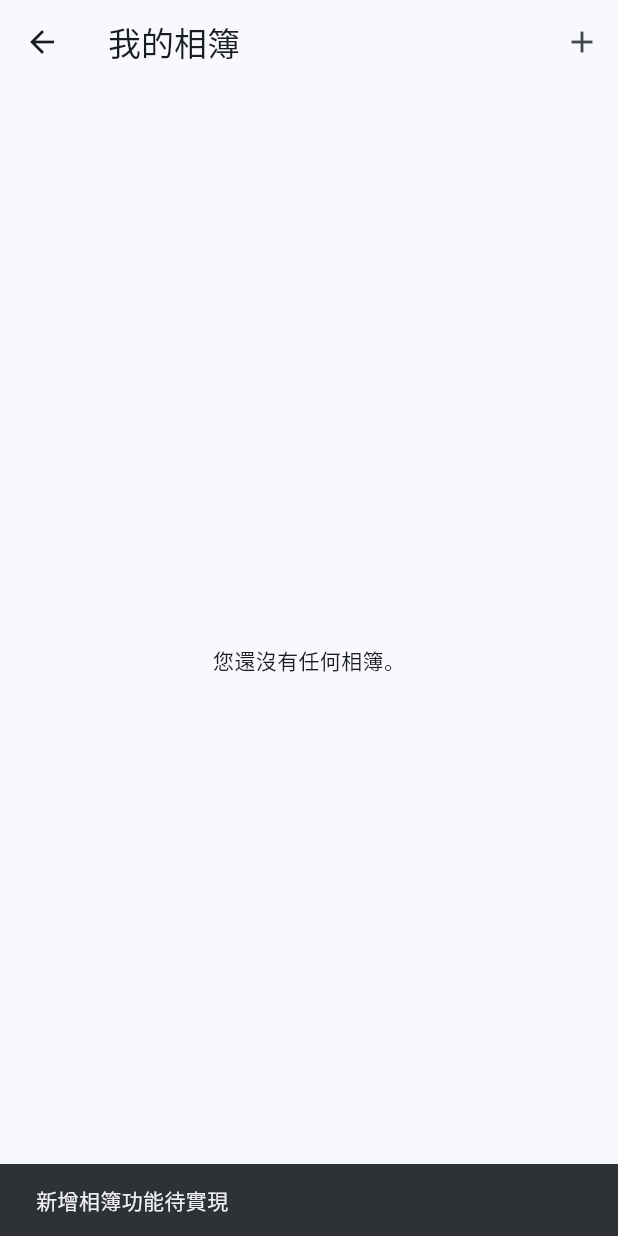
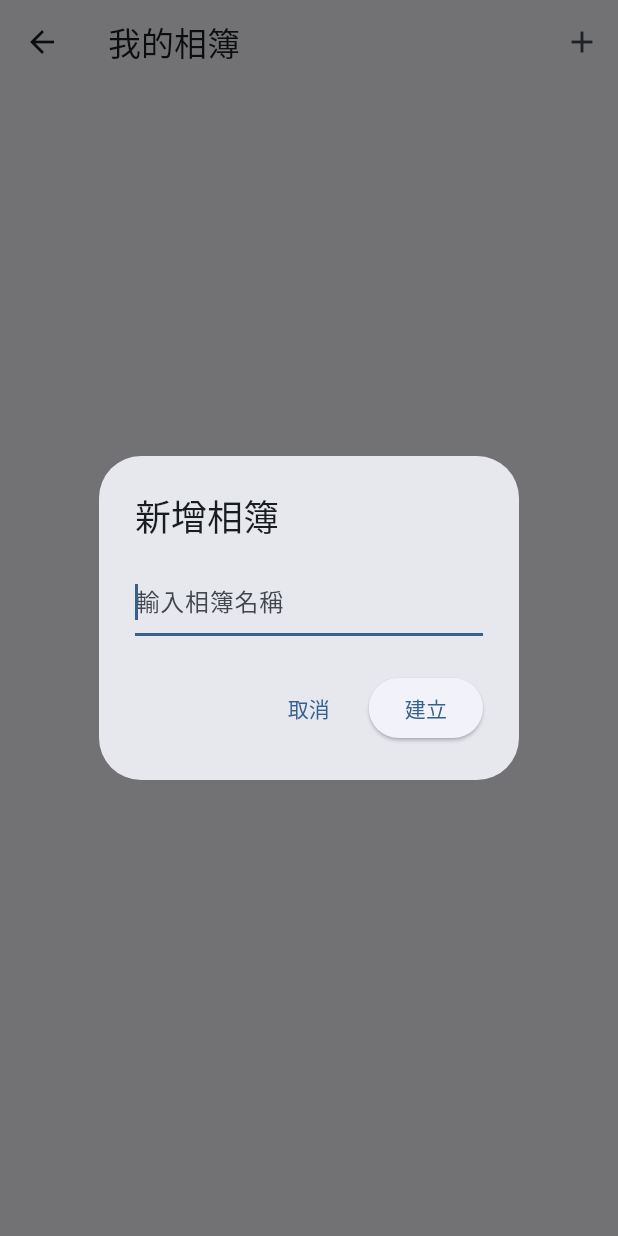
Before and after one commit to YUEN-YU-WING/fcu_travel_blog_fixed_2, a Flutter app: the AlbumFolderPage screen opened by its route, after a tap on the "add" icon, on a phone screen of 412 x 824 dp. Run offline on Flutter 3.47's test engine with Material 3 defaults, Android fonts, the phone set to English and light mode, and no system bars; our stand-ins replace cached_network_image, cloud_firestore, firebase_auth, firebase_core, firebase_storage, flutter_dotenv and 6 more; missing offline and left inert: firebase_app_check, flutter_google_places_sdk, html_editor_enhanced, markdown_editor_plus; accounts and stored records are empty.

Commit message:
2025/10/21 1st 修改了相簿的功能，現在可以新增相簿

```diff
--- a/lib/ai_upload_page.dart
+++ b/lib/ai_upload_page.dart
@@ -68,7 +68,7 @@ class _AIUploadPageState extends State<AIUploadPage> {
 
       // 4) 問答互動（有地標才問）
       if ((landmark ?? '').isNotEmpty && landmark != "未知地標") {
-        await _showInteractiveQuestions(landmark!);
+        await _showInteractiveQuestions(landmark);
       }
     } catch (e) {
       if (mounted) {
--- a/lib/album_folder_page.dart
+++ b/lib/album_folder_page.dart
@@ -8,9 +8,9 @@ import 'package:cached_network_image/cached_network_image.dart';
 import 'album_page.dart'; // 引入你的 AlbumPage
 
 class AlbumFolderPage extends StatefulWidget {
-  final bool isPickingImage;   // 是否在圖片選擇模式
-  final bool embedded;         // 是否嵌入後台（嵌入時不顯示返回鍵）
-  final bool allowMultiple;    // 是否允許選擇多張圖片 (此參數應該主要傳遞給 AlbumPage)
+  final bool isPickingImage;
+  final bool embedded;
+  final bool allowMultiple;
 
   const AlbumFolderPage({
     super.key,
@@ -26,11 +26,90 @@ class AlbumFolderPage extends StatefulWidget {
 class _AlbumFolderPageState extends State<AlbumFolderPage> {
   Set<String> _selectedAlbumIds = {};
   User? _currentUser;
+  final TextEditingController _newAlbumNameController = TextEditingController(); // 新增：用於新增相簿名稱
 
   @override
   void initState() {
     super.initState();
     _currentUser = FirebaseAuth.instance.currentUser;
+  }
+
+  @override
+  void dispose() {
+    _newAlbumNameController.dispose(); // 釋放控制器
+    super.dispose();
+  }
+
+  Future<void> _createAlbum() async {
+    final user = _currentUser;
+    if (user == null) {
+      ScaffoldMessenger.of(context).showSnackBar(
+        const SnackBar(content: Text('請先登入才能建立相簿')),
+      );
+      return;
+    }
+
+    final albumName = _newAlbumNameController.text.trim();
+    if (albumName.isEmpty) {
+      ScaffoldMessenger.of(context).showSnackBar(
+        const SnackBar(content: Text('相簿名稱不能為空')),
+      );
+      return;
+    }
+
+    try {
+      await FirebaseFirestore.instance.collection('albums').add({
+        'title': albumName,
+        'ownerUid': user.uid,
+        'createdAt': FieldValue.serverTimestamp(),
+        'photoCount': 0,
+        // 'coverUrl': null, // 初始沒有封面圖，可以不設定或設為 null
+      });
+
+      _newAlbumNameController.clear(); // 清空輸入框
+      if (!mounted) return;
+      Navigator.of(context).pop(); // 關閉對話框
+      ScaffoldMessenger.of(context).showSnackBar(
+        SnackBar(content: Text('相簿 "$albumName" 已建立！')),
+      );
+    } catch (e) {
+      if (!mounted) return;
+      ScaffoldMessenger.of(context).showSnackBar(
+        SnackBar(content: Text('建立相簿失敗: $e')),
+      );
+    }
+  }
+
+  // 顯示新增相簿的對話框
+  void _showCreateAlbumDialog() {
+    showDialog(
+      context: context,
+      builder: (context) {
+        return AlertDialog(
+          title: const Text('新增相簿'),
+          content: TextField(
+            controller: _newAlbumNameController,
+            decoration: const InputDecoration(
+              hintText: '輸入相簿名稱',
+            ),
+            autofocus: true, // 自動聚焦
+          ),
+          actions: [
+            TextButton(
+              onPressed: () {
+                _newAlbumNameController.clear(); // 清空輸入框
+                Navigator.of(context).pop(); // 關閉對話框
+              },
+              child: const Text('取消'),
+            ),
+            ElevatedButton(
+              onPressed: _createAlbum,
+              child: const Text('建立'),
+            ),
+          ],
+        );
+      },
+    );
   }
 
   Future<void> _deleteSelectedAlbums(List<QueryDocumentSnapshot> docs) async {
@@ -77,7 +156,6 @@ class _AlbumFolderPageState extends State<AlbumFolderPage> {
     );
   }
 
-  // 修改：選相簿 → 進入 AlbumPage 選圖片；回傳後把結果 pop 回呼叫者
   Future<void> _navigateToAlbumAndPick(String albumId, String albumName) async {
     final result = await Navigator.push(
       context,
@@ -85,13 +163,12 @@ class _AlbumFolderPageState extends State<AlbumFolderPage> {
         builder: (context) => AlbumPage(
           albumId: albumId,
           albumName: albumName,
-          isPickingImage: widget.isPickingImage, // 傳遞選擇模式
-          allowMultiple: widget.allowMultiple,   // 傳遞多選模式
+          isPickingImage: widget.isPickingImage,
+          allowMultiple: widget.allowMultiple,
         ),
       ),
     );
 
-    // 如果 AlbumPage 有返回結果，就直接將結果 pop 回去
     if (result != null) {
       Navigator.pop(context, result);
     }
@@ -113,11 +190,12 @@ class _AlbumFolderPageState extends State<AlbumFolderPage> {
       appBar: AppBar(
         title: Text(widget.isPickingImage
             ? (widget.allowMultiple ? '選擇素材圖片' : '選擇縮圖')
-            : '我的相簿'), // 根據 allowMultiple 調整標題
+            : '我的相簿'),
         automaticallyImplyLeading: !widget.embedded,
         actions: [
-          // 只有在非選擇模式下才顯示新增/刪除按鈕
-          if (!widget.isPickingImage && _selectedAlbumIds.isNotEmpty)
+          // 只有在非選擇模式下才顯示刪除/新增按鈕
+          if (!widget.isPickingImage) ...[
+            if (_selectedAlbumIds.isNotEmpty)
               IconButton(
                 icon: const Icon(Icons.delete),
                 tooltip: '刪除選取的相簿',
@@ -128,16 +206,12 @@ class _AlbumFolderPageState extends State<AlbumFolderPage> {
                   );
                 },
               ),
-          if (!widget.isPickingImage)
             IconButton(
               icon: const Icon(Icons.add),
               tooltip: '新增相簿',
-              onPressed: () {
-                ScaffoldMessenger.of(context).showSnackBar(
-                  const SnackBar(content: Text('新增相簿功能待實現')),
-                );
-              },
+              onPressed: _showCreateAlbumDialog, // 調用新增相簿對話框
             ),
+          ],
         ],
       ),
       body: StreamBuilder<QuerySnapshot>(
@@ -153,7 +227,23 @@ class _AlbumFolderPageState extends State<AlbumFolderPage> {
             return const Center(child: CircularProgressIndicator());
           }
           if (!snapshot.hasData || snapshot.data!.docs.isEmpty) {
-            return const Center(child: Text('您還沒有任何相簿。'));
+            return Center(
+              child: Column(
+                mainAxisAlignment: MainAxisAlignment.center,
+                children: [
+                  const Text('您還沒有任何相簿。'),
+                  if (!widget.isPickingImage) // 非選擇模式下才顯示新增相簿的提示或按鈕
+                    Padding(
+                      padding: const EdgeInsets.all(16.0),
+                      child: ElevatedButton.icon(
+                        onPressed: _showCreateAlbumDialog,
+                        icon: const Icon(Icons.create_new_folder),
+                        label: const Text('建立第一個相簿'),
+                      ),
+                    ),
+                ],
+              ),
+            );
           }
 
           final albums = snapshot.data!.docs;
@@ -178,18 +268,16 @@ class _AlbumFolderPageState extends State<AlbumFolderPage> {
               return GestureDetector(
                 onTap: () {
                   if (widget.isPickingImage) {
-                    // 在圖片選擇模式下，點擊相簿後進入 AlbumPage 進行圖片選擇
                     _navigateToAlbumAndPick(albumId, albumTitle);
                   } else {
-                    // 非選擇模式下，正常進入 AlbumPage 瀏覽相簿
                     Navigator.push(
                       context,
                       MaterialPageRoute(
                         builder: (context) => AlbumPage(
                           albumId: albumId,
                           albumName: albumTitle,
-                          isPickingImage: false, // 瀏覽模式
-                          allowMultiple: false,   // 瀏覽模式不需要多選
+                          isPickingImage: false,
+                          allowMultiple: false,
                         ),
                       ),
                     );
--- a/lib/album_page.dart
+++ b/lib/album_page.dart
@@ -27,7 +27,7 @@ class _AlbumPageState extends State<AlbumPage> {
   final _picker = ImagePicker(); // 即使是 Firebase 相簿選擇，也可以保留用於上傳新圖片
   bool _isUploading = false;
   Set<String> _selectedPhotoIds = {}; // 用於追蹤已選中的圖片 ID
-  List<Map<String, dynamic>> _selectedPhotoData = []; // 用於儲存已選中圖片的 URL 和 fileName
+  final List<Map<String, dynamic>> _selectedPhotoData = []; // 用於儲存已選中圖片的 URL 和 fileName
 
 
   Future<void> _pickAndUploadImage() async {
--- a/lib/article_detail_page.dart
+++ b/lib/article_detail_page.dart
@@ -2,9 +2,7 @@ import 'package:flutter/material.dart';
 import 'package:cloud_firestore/cloud_firestore.dart';
 import 'package:flutter_html/flutter_html.dart';
 import 'package:cached_network_image/cached_network_image.dart';
-import 'package:google_maps_flutter/google_maps_flutter.dart';
 import 'package:url_launcher/url_launcher.dart';
-import 'package:html/dom.dart' as dom;
 import 'package:html_unescape/html_unescape.dart';
 
 class ArticleDetailPage extends StatefulWidget {
--- a/lib/article_interactive_editor.dart
+++ b/lib/article_interactive_editor.dart
@@ -122,7 +122,7 @@ class _ArticleInteractiveEditorState extends State<ArticleInteractiveEditor> {
     for (final img in _images.where((img) => _selectedImageIds.contains(img.id))) {
       final url = await getDownloadUrl(img.storagePath);
       final result = await _visionService.detectLandmarkByUrl(url);
-      if (result != null && result.isNotEmpty) {
+      if (result.isNotEmpty) {
         _landmarkResults[img.id] = result;
       }
     }
--- a/lib/backend_home.dart
+++ b/lib/backend_home.dart
@@ -7,7 +7,6 @@ import 'widgets/my_app_bar.dart';
 // 右側各功能頁（保持原本功能，只在頁內以 embedded 控制 back 顯示）
 import 'profile_page.dart';
 import 'settings_page.dart';
-import 'article_interactive_editor.dart';
 import 'edit_article_page.dart';
 import 'my_articles_page.dart';
 import 'album_folder_page.dart';
--- a/lib/edit_article_page.dart
+++ b/lib/edit_article_page.dart
@@ -4,7 +4,6 @@ import 'package:cloud_firestore/cloud_firestore.dart';
 import 'package:firebase_auth/firebase_auth.dart';
 import 'package:html_editor_enhanced/html_editor.dart';
 import 'package:google_maps_flutter/google_maps_flutter.dart';
-import 'package:firebase_storage/firebase_storage.dart';
 import 'package:cached_network_image/cached_network_image.dart';
 
 import 'map_picker_page.dart';
--- a/lib/map_picker_page.dart
+++ b/lib/map_picker_page.dart
@@ -27,10 +27,10 @@ class _MapPickerPageState extends State<MapPickerPage> {
   String? _selectedAddress;
   String? _selectedPlaceName;
   final TextEditingController _searchController = TextEditingController();
-  Set<Marker> _markers = {};
+  final Set<Marker> _markers = {};
 
   List<Map<String, dynamic>> _articles = [];
-  Map<String, BitmapDescriptor> _thumbnailCache = {};
+  final Map<String, BitmapDescriptor> _thumbnailCache = {};
 
   final String _googleMapsApiKey = kIsWeb ? dotenv.env['GOOGLE_MAPS_WEB_API_KEY']! : "";
 
--- a/lib/my_articles_page.dart
+++ b/lib/my_articles_page.dart
@@ -91,8 +91,8 @@ class MyArticlesPage extends StatelessWidget {
           // 跳轉到新增頁（無初始資料）
           await Navigator.pushNamed(context, '/edit_article');
         },
+        tooltip: '新增文章',
         child: const Icon(Icons.add),
-        tooltip: '新增文章',
       ),
     );
   }
--- a/lib/open_ai_service.dart
+++ b/lib/open_ai_service.dart
@@ -1,5 +1,4 @@
 import 'dart:convert';
-import 'dart:typed_data';
 import 'package:flutter_dotenv/flutter_dotenv.dart';
 import 'package:http/http.dart' as http;
 
--- a/lib/services/openai_service.dart
+++ b/lib/services/openai_service.dart
@@ -2,7 +2,7 @@
 import 'dart:convert';
 import 'package:flutter_dotenv/flutter_dotenv.dart';
 import 'package:http/http.dart' as http;
-import '../models/travel_article_data.dart'; // 引入新的數據模型
+// 引入新的數據模型
 
 class OpenAIService {
   static Future<String> generateTravelArticleHtml({
```
Also changed, not shown: pubspec.lock. Lines whose indentation alone changed are shown as unchanged.
